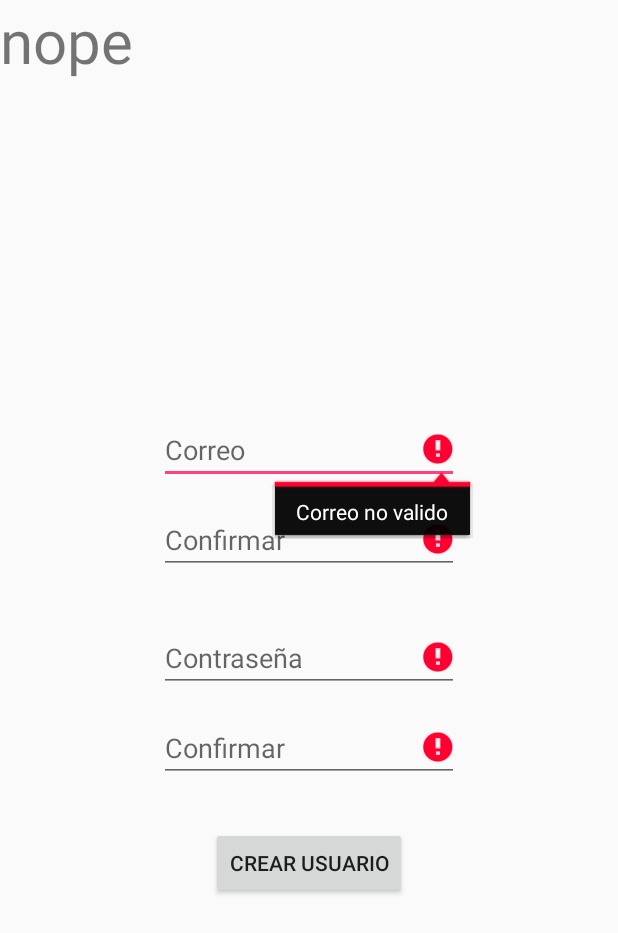
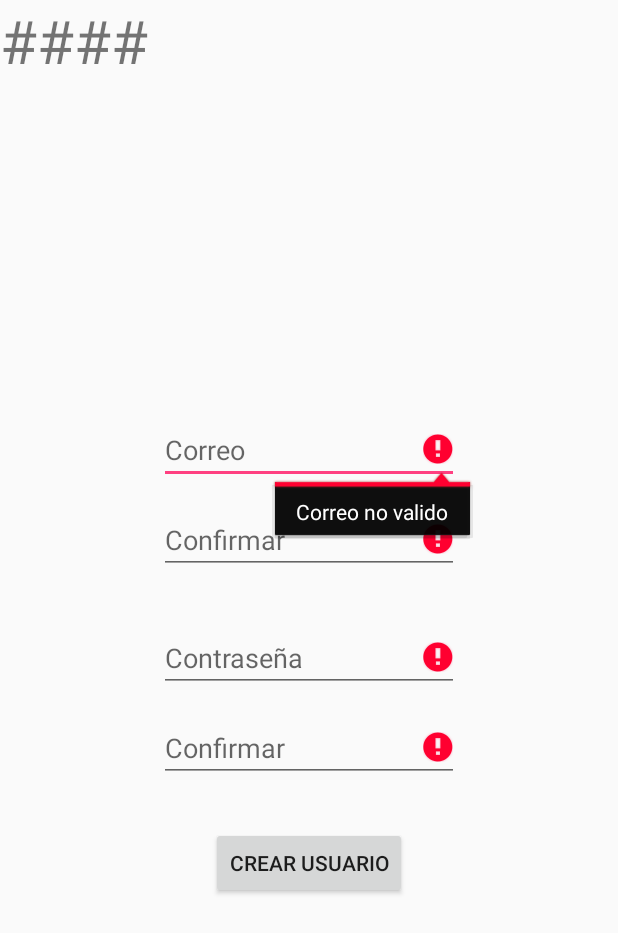
Before and after one commit to Zaratee/RunApp, an Android app: the RegistroApp screen opened directly, with no data from a screen before it, after a tap on "CREAR USUARIO", on a phone screen of 412 x 824 dp. Shown: the top 933 px of the screen. Run offline under Robolectric (Android 15) with nearby library versions, the phone set to English and light mode, and no system bars; our stand-ins replace Volley; network calls fail.

Commit message:
80% con base de datos n

```diff
--- a/app/src/main/java/com/example/zarate/runapp/RegistroApp.java
+++ b/app/src/main/java/com/example/zarate/runapp/RegistroApp.java
@@ -45,20 +45,8 @@ public class RegistroApp extends AppCompatActivity {
         Crear.setOnClickListener(new View.OnClickListener() {
             @Override
             public void onClick(View view) {
-                String Corre1,Correo2,Contra1,Contra2;
-
-                Corre1 = Correo.getText().toString();
-                Correo2  = CorreoConf.getText().toString();
-                Contra1 = Contra.getText().toString();
-                Contra2 = ContraConfi.getText().toString();
 
                 register();
-
-                if(Corre1.equals(Correo2) && Contra1.equals(Contra2) && !Contra1.isEmpty() && !Contra2.isEmpty() && !Corre1.isEmpty() && !Correo2.isEmpty() )
-                    prueba.setText("vamos");
-                else
-                    prueba.setText("nope");
-
             }
         });
     }
--- a/app/src/main/res/layout/activity_main.xml
+++ b/app/src/main/res/layout/activity_main.xml
@@ -5,6 +5,12 @@
     android:layout_width="match_parent"
     android:layout_height="match_parent"
     tools:context=".MainActivity">
+    <TextView
+        android:layout_width="wrap_content"
+        android:layout_height="wrap_content"
+        android:text="aaa"
+        android:layout_centerHorizontal="true"
+        android:id="@+id/pruebaaa"/>
 
     <EditText
         android:id="@+id/eTxt_correoMain"
--- a/app/src/main/res/layout/activity_menu_app.xml
+++ b/app/src/main/res/layout/activity_menu_app.xml
@@ -5,6 +5,12 @@
     android:layout_width="match_parent"
     android:layout_height="match_parent"
     tools:context=".MenuApp">
+    <TextView
+        android:layout_width="wrap_content"
+        android:layout_height="wrap_content"
+        android:layout_centerHorizontal="true"
+        android:text="aaa"
+        android:id="@+id/correoprueba"/>
 
     <Button
         android:id="@+id/btn_ejerMenu"
```
Also changed, not shown: app/src/main/java/com/example/zarate/runapp/Fragment_Ejercicio1.java (+17 -11 lines), app/src/main/java/com/example/zarate/runapp/InicioApp.java (+21 -0 lines), app/src/main/java/com/example/zarate/runapp/MainActivity.java (+9 -2 lines), app/src/main/java/com/example/zarate/runapp/MenuApp.java (+10 -0 lines).
